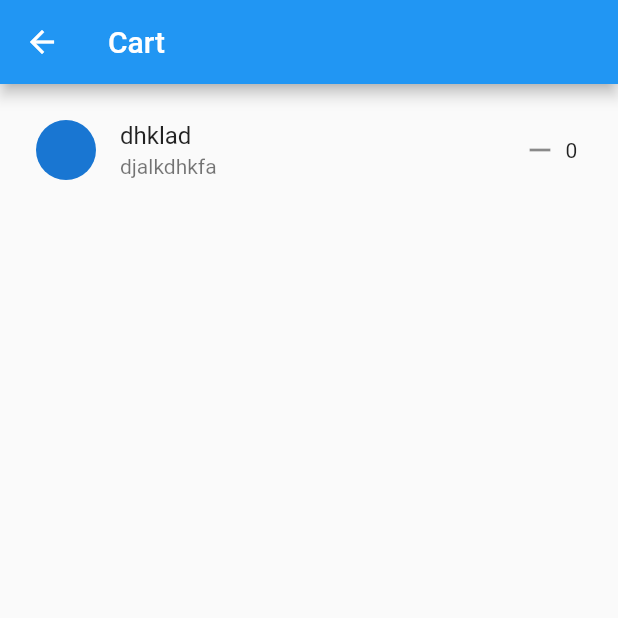
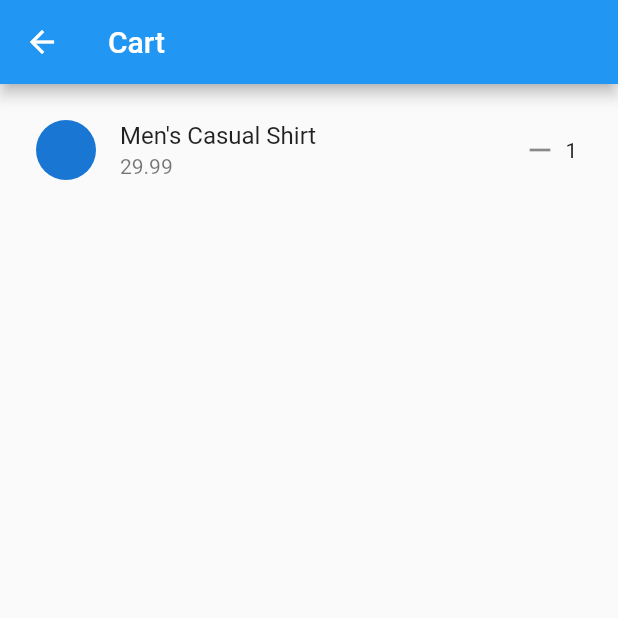
Before and after one commit to favadthottathil/e_commerce, a Flutter app: the screen it shows after launch, after a tap on the "add" icon, after a tap on the "card travel" icon, on a phone screen of 412 x 824 dp, the top half of it. Run offline on Flutter 3.47's test engine with Material 2 defaults, Android fonts, the phone set to English and light mode, and no system bars.

Commit message:
bug fixed

```diff
--- a/lib/controller/cart_controller.dart
+++ b/lib/controller/cart_controller.dart
@@ -3,6 +3,16 @@ import 'package:flutter/material.dart';
 
 class CartContrller extends ChangeNotifier {
   Map<ProductDataModel, int> cartData = {};
+
+  List<ProductDataModel> cartList = [];
+
+  set addCartList(ProductDataModel productDataModel) {
+    if (!cartList.contains(productDataModel)) {
+      cartList.add(productDataModel);
+    }
+
+    notifyListeners();
+  }
 
   addToCart(ProductDataModel productDataModel) {
     if (!cartData.containsKey(productDataModel)) {
--- a/lib/view/cart_view.dart
+++ b/lib/view/cart_view.dart
@@ -19,36 +19,31 @@ class _CartState extends State<Cart> {
         title: const Text('Cart'),
       ),
       body: ListView.builder(
-        itemCount: cartController.cartData.length,
+        itemCount: cartController.cartList.length,
         itemBuilder: (context, index) {
+          return Consumer<CartContrller>(builder: (context, provider, child) {
+            var cart = provider.cartList[index];
 
-
+            var count = provider.cartData[cart];
             return Padding(
               padding: const EdgeInsets.all(8.0),
               child: ListTile(
                 leading: const CircleAvatar(),
-              title: const Text('dhklad'),
-              subtitle: const Text('djalkdhkfa'),
+                title: Text(cart.name),
+                subtitle: Text(cart.price.toString()),
                 trailing: SizedBox(
                   width: 40,
                   child: Row(
                     children: [
                       const Icon(Icons.remove),
                       const SizedBox(width: 5),
-                    Consumer<CartContrller>(
-                      builder: (context,provider,child) {
-
-                        var cart = provider.cartData[index];
-
-
-                        return Text((cart ?? 0).toString());
-                      }
-                    )
+                      Text((count ?? 0).toString())
                     ],
                   ),
                 ),
               ),
             );
+          });
         },
       ),
     );
--- a/lib/view/home.dart
+++ b/lib/view/home.dart
@@ -70,6 +70,8 @@ class _HomepageState extends State<Homepage> {
                     InkWell(
                       onTap: () {
                         cartController.addToCart(product);
+
+                        cartController.addCartList = product;
                       },
                       child: const Icon(Icons.add),
                     ),
```
Lines whose indentation alone changed are shown as unchanged.
